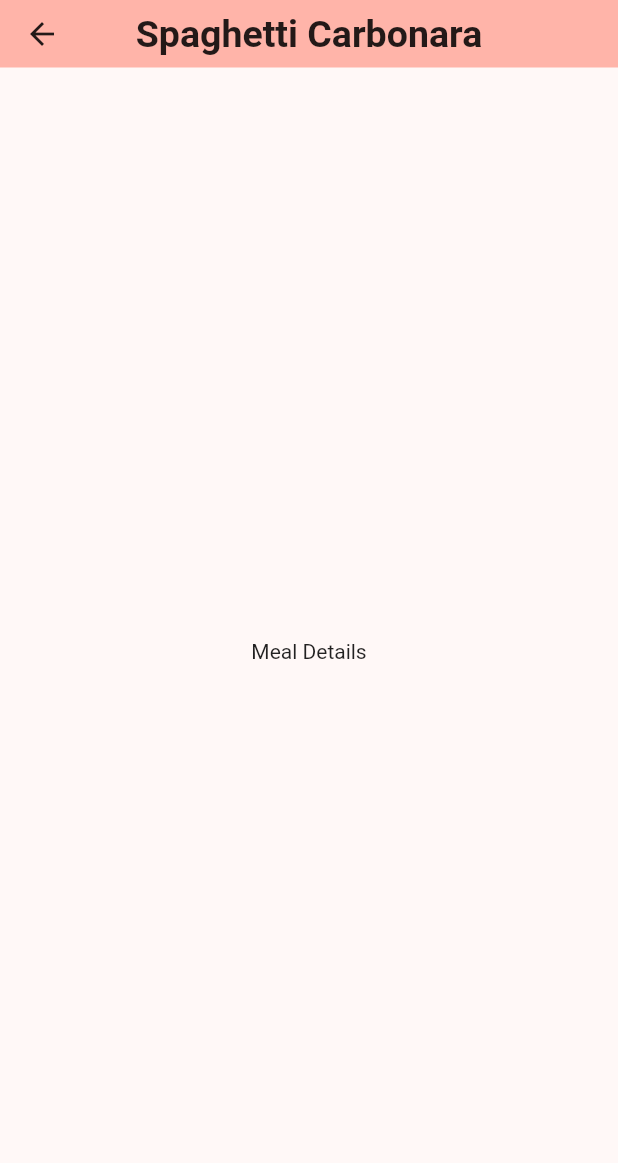
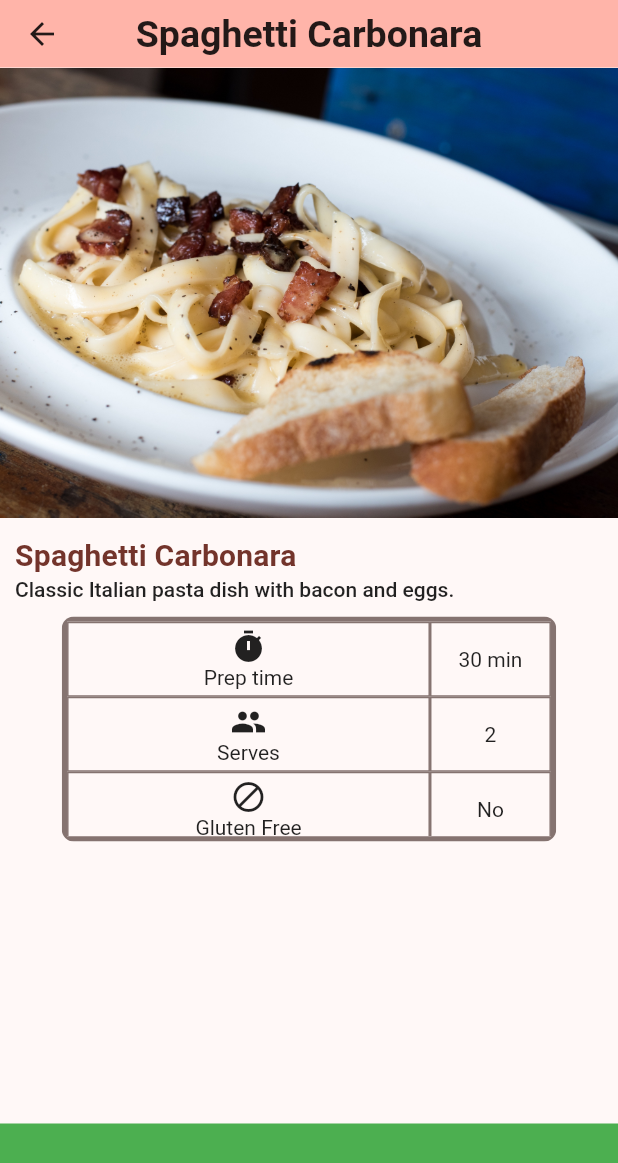
Before and after one commit to darcanj0/the_menu, a Flutter app: the MealDetailsPage screen opened directly with sample values from the repository, on a phone screen of 412 x 824 dp. Shown: the top 1163 px of the screen. Run offline on Flutter 3.47's test engine with Material 2 defaults, Android fonts, the phone set to English and light mode, and no system bars; our stand-ins replace google_fonts; Roboto replaces fonts that are missing (Vollkorn).

Commit message:
wip: meal details page

```diff
--- a/lib/components/buttons/cart_float_button.dart
+++ b/lib/components/buttons/cart_float_button.dart
@@ -9,13 +9,19 @@ class CartFloatButton extends StatelessWidget {
 
   @override
   Widget build(BuildContext context) {
+    final ColorScheme colorScheme = Theme.of(context).colorScheme;
+
     void goToCart(BuildContext ctx) {
       Navigator.of(context).pushNamed(AppRoutes.cart.name);
     }
 
     return FloatingActionButton(
+      backgroundColor: colorScheme.onPrimaryContainer,
       onPressed: () => goToCart(context),
-      child: const Icon(Icons.shopping_cart),
+      child: Icon(
+        Icons.shopping_cart,
+        color: colorScheme.onInverseSurface,
+      ),
     );
   }
 }
--- a/lib/main.dart
+++ b/lib/main.dart
@@ -65,8 +65,10 @@ class MyApp extends StatelessWidget {
       routes: {
         AppRoutes.categoryMeals.name: (_) => const CategoryMealsPage(),
         AppRoutes.cart.name: (_) => const CartPage(),
-        AppRoutes.mealDetails.name : (_) => const MealDetailsPage()
+        AppRoutes.mealDetails.name: (_) => const MealDetailsPage()
       },
+      onUnknownRoute: (settings) =>
+          MaterialPageRoute(builder: (_) => const CategoriesPage()),
     );
   }
 }
--- a/lib/pages/meal_details_page.dart
+++ b/lib/pages/meal_details_page.dart
@@ -3,17 +3,215 @@ import 'package:the_menu/components/app_bars/the_menu_app_bar.dart';
 
 import '../models/meal.dart';
 
-class MealDetailsPage extends StatelessWidget {
+class MealDetailsPage extends StatefulWidget {
   const MealDetailsPage({super.key});
 
   @override
+  State<MealDetailsPage> createState() => _MealDetailsPageState();
+}
+
+class _MealDetailsPageState extends State<MealDetailsPage> {
+  @override
   Widget build(BuildContext context) {
+    final ThemeData theme = Theme.of(context);
+    final TextTheme textTheme = theme.textTheme;
+    final ColorScheme colorScheme = theme.colorScheme;
+
     final Meal meal = ModalRoute.of(context)!.settings.arguments as Meal;
+
+    String getYesNo(bool prop) => prop ? 'Yes' : 'No';
+
+    List<Widget> getMealBadges = [
+      BadgeListItem(
+        icon: Icons.timer,
+        label: 'Prep time',
+        data: '${meal.durationInMinutes.toString()} min',
+        colorScheme: colorScheme,
+      ),
+      BadgeListItem(
+        icon: Icons.people,
+        label: 'Serves',
+        data: meal.servesHowManyPeople.toString(),
+        colorScheme: colorScheme,
+      ),
+      BadgeListItem(
+        icon: Icons.block,
+        label: 'Gluten Free',
+        data: getYesNo(meal.isGlutenFree),
+        colorScheme: colorScheme,
+      ),
+      BadgeListItem(
+        icon: Icons.water_drop,
+        label: 'Lactose Free',
+        data: getYesNo(meal.isDairyFree),
+        colorScheme: colorScheme,
+      ),
+      BadgeListItem(
+        icon: Icons.compost,
+        label: 'Vegetarian',
+        data: getYesNo(meal.isVeggie),
+        colorScheme: colorScheme,
+      ),
+      BadgeListItem(
+        icon: Icons.cruelty_free,
+        label: 'Vegan',
+        data: getYesNo(meal.isVegan),
+        colorScheme: colorScheme,
+      ),
+    ];
+
     return Scaffold(
       appBar: TheMenuAppBar(title: meal.name),
-      body: const Center(
-        child: Text('Meal Details'),
+      body: SingleChildScrollView(
+        child: Padding(
+          padding: const EdgeInsets.only(bottom: 10),
+          child: Column(
+            crossAxisAlignment: CrossAxisAlignment.start,
+            children: [
+              MealImage(meal: meal),
+              MealInfo(meal: meal, textTheme: textTheme),
+              MealDetails(
+                getMealBadges: getMealBadges,
+                colorScheme: colorScheme,
+              )
+            ],
+          ),
+        ),
+      ),
+      bottomNavigationBar: Container(
+        height: 75,
+        color: Colors.green,
       ),
     );
   }
 }
+
+class MealImage extends StatelessWidget {
+  const MealImage({
+    super.key,
+    required this.meal,
+  });
+
+  final Meal meal;
+
+  @override
+  Widget build(BuildContext context) {
+    return SizedBox(
+      width: double.infinity,
+      height: 300,
+      child: Image.asset(
+        meal.imagePath,
+        fit: BoxFit.cover,
+      ),
+    );
+  }
+}
+
+class MealInfo extends StatelessWidget {
+  const MealInfo({
+    super.key,
+    required this.meal,
+    required this.textTheme,
+  });
+
+  final Meal meal;
+  final TextTheme textTheme;
+
+  @override
+  Widget build(BuildContext context) {
+    return Padding(
+      padding: const EdgeInsets.all(10),
+      child: Column(
+        crossAxisAlignment: CrossAxisAlignment.start,
+        children: [
+          Text(
+            meal.name,
+            style: textTheme.titleMedium,
+          ),
+          Text(
+            meal.description,
+            style: textTheme.labelLarge,
+          )
+        ],
+      ),
+    );
+  }
+}
+
+class MealDetails extends StatelessWidget {
+  const MealDetails(
+      {super.key, required this.getMealBadges, required this.colorScheme});
+
+  final ColorScheme colorScheme;
+  final List<Widget> getMealBadges;
+
+  @override
+  Widget build(BuildContext context) {
+    return SizedBox(
+      width: double.infinity,
+      child: Center(
+        child: LayoutBuilder(
+          builder: (ctx, constraints) => ClipRRect(
+            borderRadius: const BorderRadius.all(Radius.circular(8)),
+            child: Container(
+              height: 150,
+              width: constraints.maxWidth * 0.8,
+              decoration: BoxDecoration(
+                border: Border.all(color: colorScheme.outline, width: 3.5),
+              ),
+              child: ListView(
+                shrinkWrap: true,
+                children: getMealBadges,
+              ),
+            ),
+          ),
+        ),
+      ),
+    );
+  }
+}
+
+class BadgeListItem extends StatelessWidget {
+  const BadgeListItem({
+    super.key,
+    required this.icon,
+    required this.label,
+    required this.data,
+    required this.colorScheme,
+  });
+
+  final IconData icon;
+  final String label;
+  final String data;
+  final ColorScheme colorScheme;
+
+  static const double itemHeight = 50;
+
+  @override
+  Widget build(BuildContext context) {
+    return Row(
+      children: [
+        Expanded(
+          flex: 3,
+          child: Container(
+            height: itemHeight,
+            decoration: BoxDecoration(
+                border: Border.all(color: colorScheme.outline, width: 1)),
+            child: Column(
+              mainAxisAlignment: MainAxisAlignment.center,
+              children: [Icon(icon), Text(label)],
+            ),
+          ),
+        ),
+        Expanded(
+          flex: 1,
+          child: Container(
+              height: itemHeight,
+              decoration: BoxDecoration(
+                  border: Border.all(color: colorScheme.outline, width: 1)),
+              child: Center(child: Text(data))),
+        )
+      ],
+    );
+  }
+}
```
